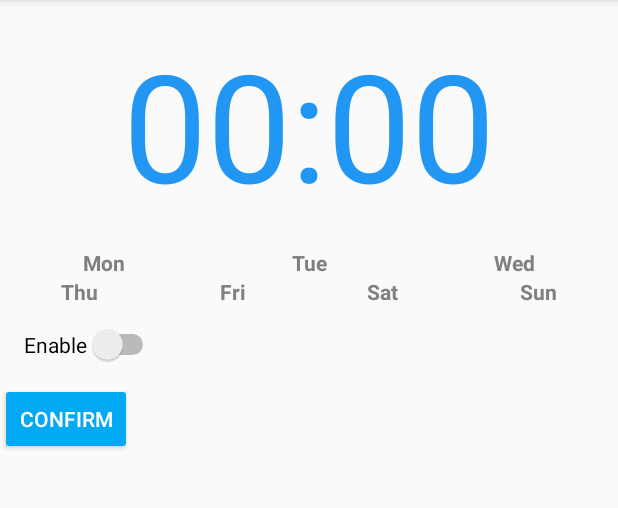
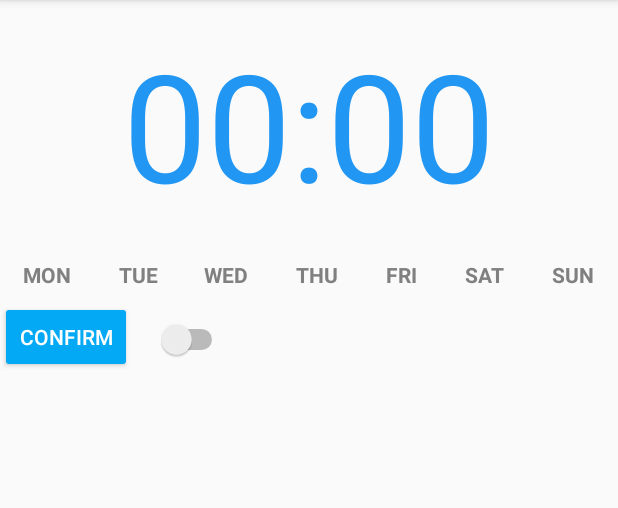
Before and after one commit to gmariotti/future-clock, an Android app: the AlarmFragment screen opened directly, with no data from a screen before it, on a phone screen of 412 x 824 dp, the part 84-592 px from its top. Run offline under Robolectric (Android 15) with nearby library versions, the phone set to English and light mode, and no system bars; 1 statement that could not run was skipped.

```diff
--- a/app/src/main/java/com/mariotti/developer/futureclock/controller/AlarmController.java
+++ b/app/src/main/java/com/mariotti/developer/futureclock/controller/AlarmController.java
@@ -226,6 +226,7 @@ public class AlarmController {
      * @param alarm value to update
      */
     public void updateAlarm(Alarm alarm) {
+        if (alarm != null) {
             String uuidString = alarm.getUUID().toString();
             ContentValues values = getContentValues(alarm);
 
@@ -235,6 +236,7 @@ public class AlarmController {
                     AlarmTable.Cols.UUID + " = ?",
                     new String[]{uuidString}
             );
+        }
     }
 
     /**
--- a/app/src/main/java/com/mariotti/developer/futureclock/controller/AlarmDeleteFragment.java
+++ b/app/src/main/java/com/mariotti/developer/futureclock/controller/AlarmDeleteFragment.java
@@ -40,6 +40,7 @@ public class AlarmDeleteFragment extends DialogFragment {
     @NonNull
     @Override
     public Dialog onCreateDialog(Bundle savedInstanceState) {
+        if (getArguments() != null) {
             UUID uuid = (UUID) getArguments().getSerializable(ARG_UUID);
             String time = getArguments().getString(ARG_TIME);
             String days = getArguments().getString(ARG_DAYS);
@@ -64,6 +65,9 @@ public class AlarmDeleteFragment extends DialogFragment {
                         sendResult(Activity.RESULT_CANCELED, false);
                     })
                     .create();
+        } else {
+            return null;
+        }
     }
 
     private void sendResult(int resultCode, boolean confirm) {
--- a/app/src/main/java/com/mariotti/developer/futureclock/controller/AlarmFragment.java
+++ b/app/src/main/java/com/mariotti/developer/futureclock/controller/AlarmFragment.java
@@ -42,9 +42,11 @@ public class AlarmFragment extends Fragment {
 
     public static AlarmFragment newInstance(UUID uuid) {
         AlarmFragment alarmFragment = new AlarmFragment();
-        Bundle args = new Bundle();
-        args.putSerializable(UUID_ARG, uuid);
-        alarmFragment.setArguments(args);
+        if (uuid != null) {
+            Bundle args = new Bundle();
+            args.putSerializable(UUID_ARG, uuid);
+            alarmFragment.setArguments(args);
+        }
 
         return alarmFragment;
     }
--- a/app/src/main/java/com/mariotti/developer/futureclock/controller/TimePickerFragment.java
+++ b/app/src/main/java/com/mariotti/developer/futureclock/controller/TimePickerFragment.java
@@ -28,10 +28,12 @@ public class TimePickerFragment extends DialogFragment
 
     public static TimePickerFragment newInstance(Alarm alarm) {
         TimePickerFragment fragment = new TimePickerFragment();
+        if (alarm != null) {
             Bundle args = new Bundle();
             args.putInt(ARG_HOUR, alarm.getHour());
             args.putInt(ARG_MINUTE, alarm.getMinute());
             fragment.setArguments(args);
+        }
 
         return fragment;
     }
@@ -40,12 +42,16 @@ public class TimePickerFragment extends DialogFragment
     @Override
     public Dialog onCreateDialog(Bundle savedInstanceState) {
         Bundle args = getArguments();
+        if (args != null) {
             int hour = args.getInt(ARG_HOUR);
             int minute = args.getInt(ARG_MINUTE);
 
             TimePickerDialog dialog = new TimePickerDialog(getActivity(), this, hour, minute, true);
 
             return dialog;
+        } else {
+            return null;
+        }
     }
 
     @Override
--- a/app/src/main/res/layout/fragment_alarm.xml
+++ b/app/src/main/res/layout/fragment_alarm.xml
@@ -29,7 +29,9 @@
             android:layout_width="wrap_content"
             android:layout_height="wrap_content"
             android:layout_weight="1"
+            android:elegantTextHeight="false"
             android:gravity="center"
+            android:lines="2"
             android:text="@string/monday"
             android:textAppearance="?android:attr/textAppearanceSmall"
             android:textColor="@color/grey"
@@ -41,6 +43,7 @@
             android:layout_height="wrap_content"
             android:layout_weight="1"
             android:gravity="center"
+            android:lines="2"
             android:text="@string/tuesday"
             android:textAppearance="?android:attr/textAppearanceSmall"
             android:textColor="@color/grey"
@@ -52,17 +55,11 @@
             android:layout_height="wrap_content"
             android:layout_weight="1"
             android:gravity="center"
+            android:lines="2"
             android:text="@string/wednesday"
             android:textAppearance="?android:attr/textAppearanceSmall"
             android:textColor="@color/grey"
             android:textStyle="bold" />
-    </LinearLayout>
-
-    <LinearLayout
-        android:layout_width="match_parent"
-        android:layout_height="wrap_content"
-        android:orientation="horizontal"
-        >
 
         <TextView
             android:id="@+id/alarm_textview_thu"
@@ -70,6 +67,7 @@
             android:layout_height="wrap_content"
             android:layout_weight="1"
             android:gravity="center"
+            android:lines="2"
             android:text="@string/thursday"
             android:textAppearance="?android:attr/textAppearanceSmall"
             android:textColor="@color/grey"
@@ -81,6 +79,7 @@
             android:layout_height="wrap_content"
             android:layout_weight="1"
             android:gravity="center"
+            android:lines="2"
             android:text="@string/friday"
             android:textAppearance="?android:attr/textAppearanceSmall"
             android:textColor="@color/grey"
@@ -92,6 +91,7 @@
             android:layout_height="wrap_content"
             android:layout_weight="1"
             android:gravity="center"
+            android:lines="2"
             android:text="@string/saturday"
             android:textAppearance="?android:attr/textAppearanceSmall"
             android:textColor="@color/grey"
@@ -103,25 +103,32 @@
             android:layout_height="wrap_content"
             android:layout_weight="1"
             android:gravity="center"
+            android:lines="2"
             android:text="@string/sunday"
             android:textAppearance="?android:attr/textAppearanceSmall"
             android:textColor="@color/grey"
             android:textStyle="bold" />
     </LinearLayout>
 
-    <Switch
-        android:id="@+id/alarm_switch"
-        android:layout_width="wrap_content"
+    <LinearLayout
+        android:layout_width="match_parent"
         android:layout_height="wrap_content"
-        android:checked="false"
-        android:gravity="left|center"
-        android:padding="16dp"
-        android:text="@string/alarm_switch" />
+        android:orientation="horizontal">
 
         <Button
             android:id="@+id/alarm_confirm_button"
             android:layout_width="wrap_content"
             android:layout_height="wrap_content"
             android:text="@string/alarm_confirm_button"
+            android:layout_gravity="left"
             />
+
+        <Switch
+            android:id="@+id/alarm_switch"
+            android:layout_width="wrap_content"
+            android:layout_height="wrap_content"
+            android:checked="false"
+            android:gravity="right|center"
+            android:padding="16dp" />
     </LinearLayout>
+</LinearLayout>
--- a/app/src/main/res/values/strings.xml
+++ b/app/src/main/res/values/strings.xml
@@ -13,13 +13,13 @@
     <string name="alarm_delete_dialog_message">Delete this alarm?</string>
 
     <!-- Days in short -->
-    <string name="monday">Mon</string>
-    <string name="tuesday">Tue</string>
-    <string name="wednesday">Wed</string>
-    <string name="thursday">Thu</string>
-    <string name="friday">Fri</string>
-    <string name="saturday">Sat</string>
-    <string name="sunday">Sun</string>
+    <string name="monday">MON</string>
+    <string name="tuesday">TUE</string>
+    <string name="wednesday">WED</string>
+    <string name="thursday">THU</string>
+    <string name="friday">FRI</string>
+    <string name="saturday">SAT</string>
+    <string name="sunday">SUN</string>
 
     <string name="settings">Settings</string>
 
```
Also changed, not shown: app/src/main/java/com/mariotti/developer/futureclock/controller/AlarmFiredFragment.java (+5 -3 lines), app/src/main/java/com/mariotti/developer/futureclock/util/AlarmUtil.java (+16 -0 lines). Lines whose indentation alone changed are shown as unchanged.
